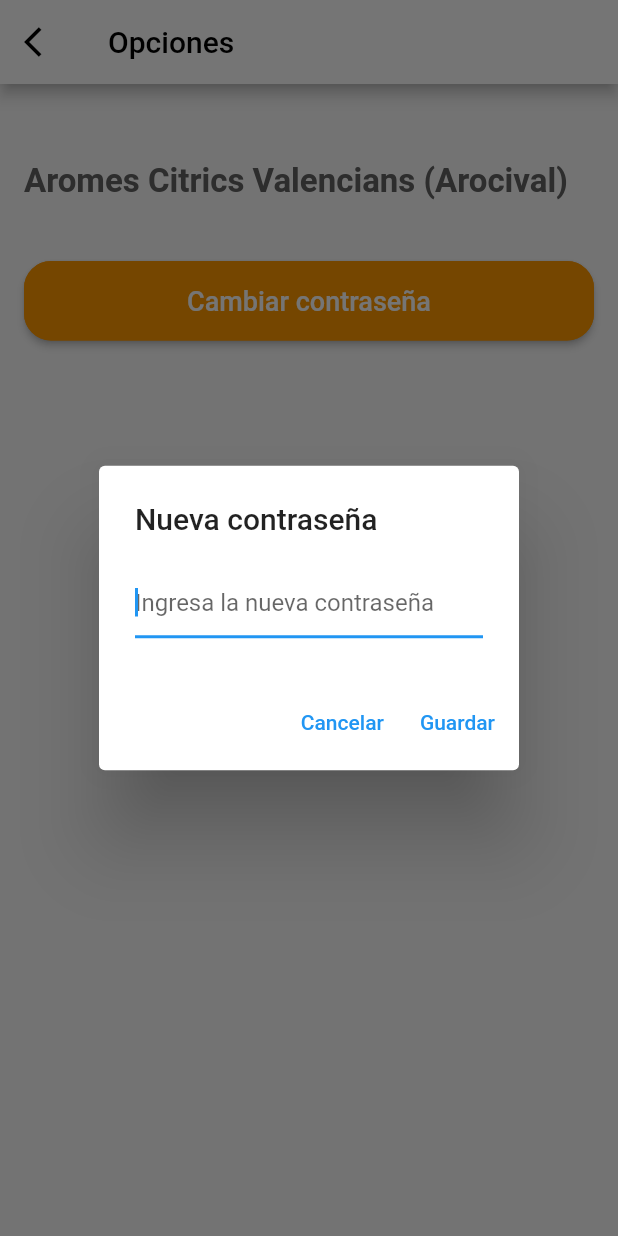
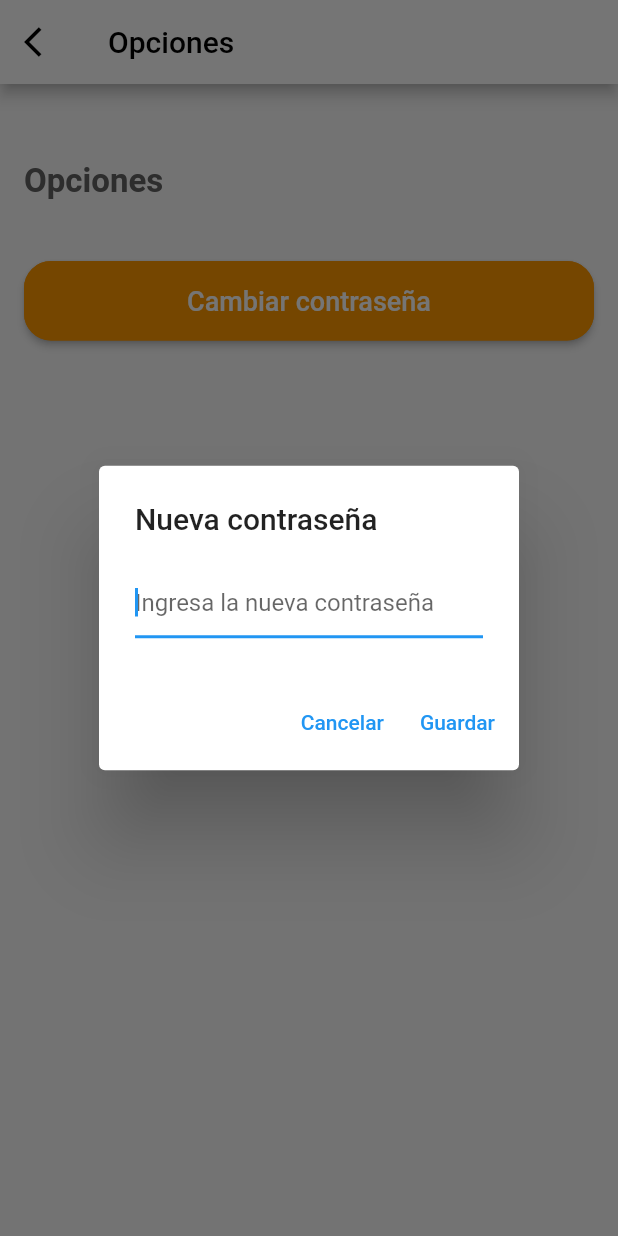
Before and after one commit to iancarcha/portalempleado, a Flutter app: the Opciones screen opened directly, after a tap on "Cambiar contraseña", on a phone screen of 412 x 824 dp. Run offline on Flutter 3.47's test engine with Material 2 defaults, Android fonts, the phone set to English and light mode, and no system bars; our stand-ins replace cloud_firestore, file_picker, firebase_auth, firebase_core, shared_preferences, table_calendar; accounts and stored records are empty.

Commit message:
gestion de gestiones y empezando con los roles de los cojones

```diff
--- a/lib/CreateUserPage.dart
+++ b/lib/loginYregister/CreateUserPage.dart
@@ -1,6 +1,6 @@
 import 'package:firebase_auth/firebase_auth.dart';
 import 'package:flutter/material.dart';
-import 'package:portalempleado/Rol.dart';
+import 'package:portalempleado/options/Rol.dart';
 
 class CreateUserPage extends StatefulWidget{
 
--- a/lib/LoginPage.dart
+++ b/lib/loginYregister/LoginPage.dart
@@ -1,6 +1,6 @@
 import 'package:firebase_auth/firebase_auth.dart';
 import 'package:flutter/material.dart';
-import 'package:portalempleado/CreateUserPage.dart';
+import 'package:portalempleado/loginYregister/CreateUserPage.dart';
 import 'package:portalempleado/MyHomePage.dart';
 
 class LoginPage extends StatefulWidget {
--- a/lib/main.dart
+++ b/lib/main.dart
@@ -1,6 +1,6 @@
 import 'package:firebase_core/firebase_core.dart';
 import 'package:flutter/material.dart';
-import 'package:portalempleado/LoginPage.dart';
+import 'package:portalempleado/loginYregister/LoginPage.dart';
 import 'package:portalempleado/MyHomePage.dart';
 
 void main() async{
--- a/lib/CalendarPage.dart
+++ b/lib/menu/CalendarPage.dart
@@ -1,7 +1,7 @@
 import 'package:flutter/material.dart';
 import 'package:intl/date_symbol_data_local.dart';
 import 'package:intl/intl.dart';
-import 'package:portalempleado/InfoCalendario.dart';
+import 'package:portalempleado/menu/InfoCalendario.dart';
 import 'package:table_calendar/table_calendar.dart';
 
 class CalendarPage extends StatefulWidget {
--- a/lib/EmpleadoService.dart
+++ b/lib/menu/EmpleadoService.dart
@@ -1,4 +1,4 @@
-import 'package:portalempleado/Empleado.dart';
+import 'package:portalempleado/menu/Empleado.dart';
 import 'package:shared_preferences/shared_preferences.dart';
 
 class EmpleadoService {
--- a/lib/Perfil.dart
+++ b/lib/menu/Perfil.dart
@@ -1,5 +1,5 @@
 import 'package:flutter/material.dart';
-import 'package:portalempleado/Empleado.dart';
+import 'package:portalempleado/menu/Empleado.dart';
 import 'package:shared_preferences/shared_preferences.dart';
 
 
--- a/lib/Opciones.dart
+++ b/lib/options/Opciones.dart
@@ -10,14 +10,16 @@ class Opciones extends StatefulWidget {
 class _OpcionesState extends State<Opciones> {
   bool esAdministrador = false; // Variable para almacenar si el usuario es administrador
 
-  @override
-  void initState() {
-    super.initState();
-    // Verificar si el usuario actual es administrador
-    esAdministrador = verificarAdministrador() as bool;
+  Future<void> verificarAdministrador() async {
+    // Obtener el resultado de la verificación
+    bool esAdmin = await obtenerAdministrador();
+
+    setState(() {
+      esAdministrador = esAdmin;
+    });
   }
 
-  Future<bool> verificarAdministrador() async {
+  Future<bool> obtenerAdministrador() async {
     // Obtener el usuario actual
     User? user = FirebaseAuth.instance.currentUser;
 
@@ -39,9 +41,15 @@ class _OpcionesState extends State<Opciones> {
         }
       }
     }
-
     // El usuario no tiene el rol de administrador o no ha iniciado sesión
     return false;
+  }
+
+  @override
+  void initState() {
+    super.initState();
+    // Verificar si el usuario actual es administrador
+    verificarAdministrador();
   }
 
   @override
@@ -67,7 +75,7 @@ class _OpcionesState extends State<Opciones> {
           children: <Widget>[
             SizedBox(height: 20),
             Text(
-              'Aromes Citrics Valencians (Arocival)',
+              'Opciones',
               style: TextStyle(
                 fontSize: 22,
                 fontWeight: FontWeight.bold,
@@ -137,6 +145,7 @@ class _OpcionesState extends State<Opciones> {
       ),
     );
   }
+
 
   void _mostrarCuadroDialogoCambioContrasena(BuildContext context) {
     String nuevaContrasena = '';
@@ -250,7 +259,7 @@ class _OpcionesState extends State<Opciones> {
   }
 
 
-  /*void _mostrarDialogoCambioRol(BuildContext context) {
+  void _mostrarDialogoCambioRol(BuildContext context) {
     String selectedRole = ''; // Variable para almacenar el rol seleccionado
     String password = ''; // Variable para almacenar la contraseña ingresada
 
@@ -311,7 +320,7 @@ class _OpcionesState extends State<Opciones> {
         );
       },
     );
-  }*/
+  }
 
   void _cambiarRol(BuildContext context, String selectedRole, String password) {
     FirebaseFirestore.instance
```
Also changed, not shown: lib/MyHomePage.dart (+8 -8 lines), lib/menu/ChatScreen.dart (renamed from lib/ChatScreen.dart, +19 -19 lines), lib/menu/Empleado.dart (renamed from lib/Empleado.dart), lib/menu/GestorDeProyectos.dart (renamed from lib/GestorDeProyectos.dart), lib/menu/Horario.dart (renamed from lib/Horario.dart), lib/menu/InfoCalendario.dart (renamed from lib/InfoCalendario.dart), lib/menu/UploadFilePage.dart (renamed from lib/UploadFilePage.dart), lib/options/Rol.dart (renamed from lib/Rol.dart).
